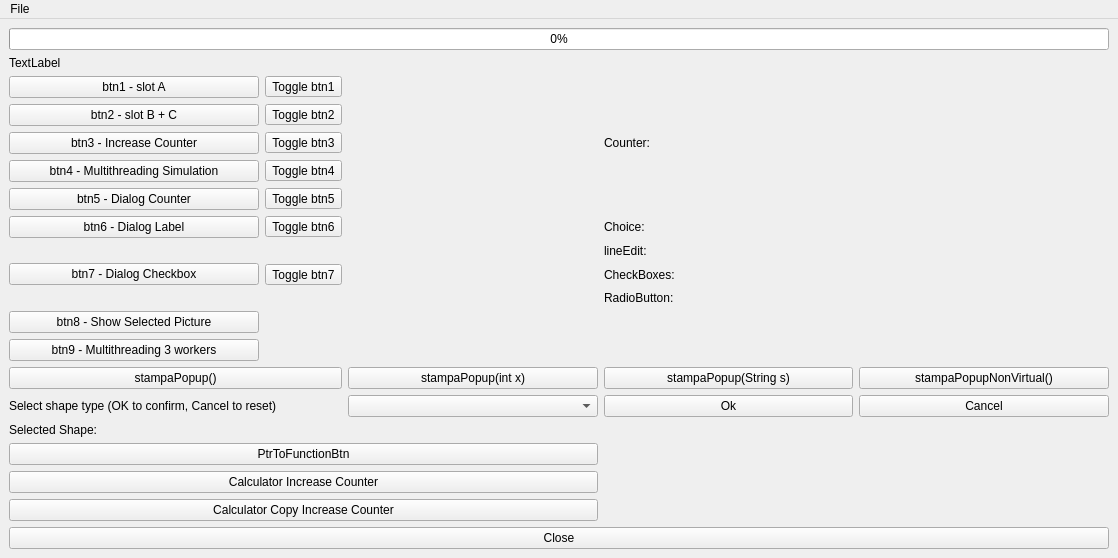
This is MainWindow.ui in saccocristian/qt_project1 as Qt 5 draws it before an edit. The edited form follows.
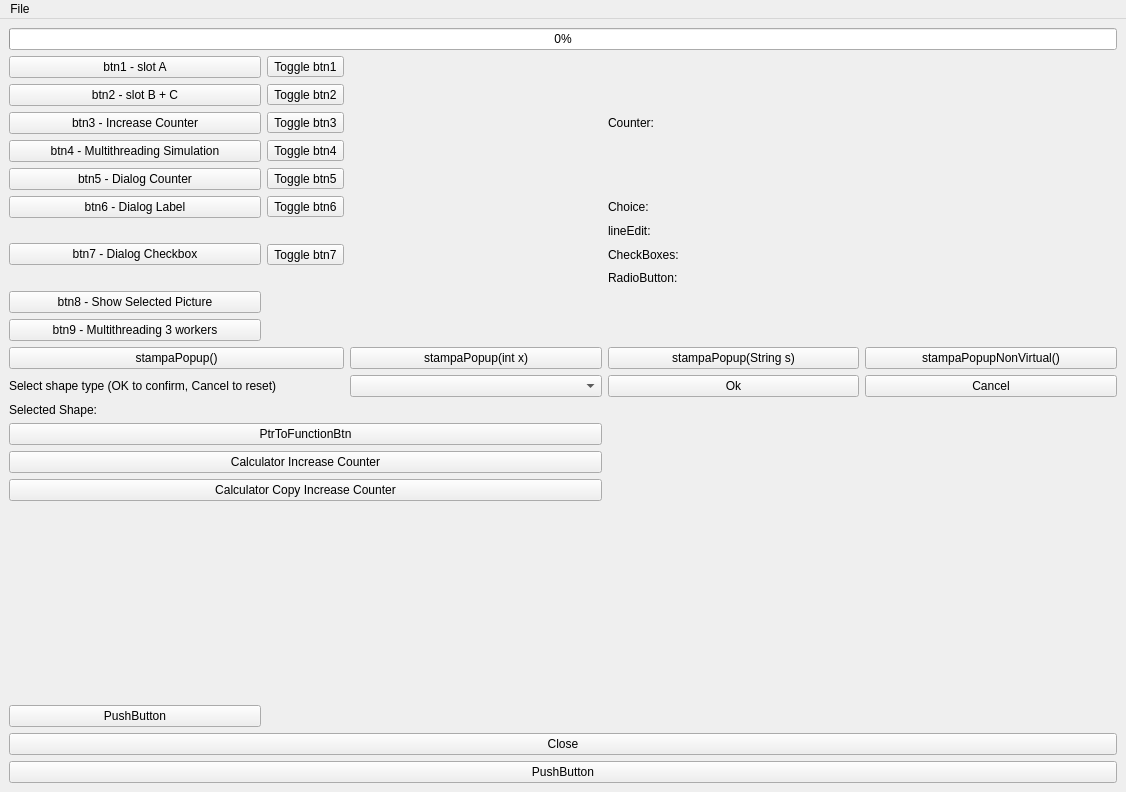
This is the edited form.

```diff
--- a/MainWindow.ui
+++ b/MainWindow.ui
@@ -9,8 +9,8 @@
    <rect>
     <x>0</x>
     <y>0</y>
-    <width>1118</width>
-    <height>552</height>
+    <width>1126</width>
+    <height>792</height>
    </rect>
   </property>
   <property name="windowTitle">
@@ -21,161 +21,51 @@
   </property>
   <widget class="QWidget" name="centralwidget">
    <layout class="QVBoxLayout" name="verticalLayout">
-    <item>
-     <widget class="QProgressBar" name="m_progressBar">
-      <property name="value">
-       <number>0</number>
-      </property>
-     </widget>
-    </item>
-    <item>
-     <widget class="QLabel" name="pictureLabelMainWindow">
-      <property name="text">
-       <string>TextLabel</string>
-      </property>
-     </widget>
-    </item>
     <item>
      <layout class="QGridLayout" name="gridLayout_2">
-      <item row="0" column="2">
-       <widget class="QToolButton" name="toolButton">
+      <item row="1" column="1">
+       <widget class="QPushButton" name="btn1">
         <property name="text">
-         <string>Toggle btn1</string>
+         <string>btn1 - slot A</string>
         </property>
-        <property name="checkable">
-         <bool>true</bool>
-        </property>
        </widget>
       </item>
-      <item row="6" column="1" rowspan="3">
-       <widget class="QPushButton" name="btn7">
+      <item row="9" column="4">
+       <widget class="QLabel" name="radiobuttonLabel">
         <property name="text">
-         <string>btn7 - Dialog Checkbox</string>
-        </property>
-       </widget>
-      </item>
-      <item row="2" column="5">
-       <widget class="QLabel" name="counterValueLabel">
-        <property name="text">
-         <string/>
-        </property>
-       </widget>
-      </item>
-      <item row="15" column="2" colspan="2">
-       <widget class="QLabel" name="selectedShapeLabel">
-        <property name="text">
-         <string/>
+         <string>RadioButton:</string>
         </property>
        </widget>
       </item>
       <item row="8" column="5">
-       <widget class="QLabel" name="radioButtonValueLabel">
-        <property name="text">
-         <string/>
-        </property>
-       </widget>
-      </item>
-      <item row="7" column="2">
-       <widget class="QToolButton" name="toolButton_7">
-        <property name="text">
-         <string>Toggle btn7</string>
-        </property>
-        <property name="checkable">
-         <bool>true</bool>
-        </property>
-       </widget>
-      </item>
-      <item row="3" column="1">
-       <widget class="QPushButton" name="btn4">
-        <property name="text">
-         <string>btn4 - Multithreading Simulation</string>
-        </property>
-       </widget>
-      </item>
-      <item row="9" column="1">
-       <widget class="QPushButton" name="btn8">
-        <property name="text">
-         <string>btn8 - Show Selected Picture</string>
-        </property>
-       </widget>
-      </item>
-      <item row="7" column="4">
-       <widget class="QLabel" name="checkboxesLabel">
-        <property name="text">
-         <string>CheckBoxes:</string>
-        </property>
-       </widget>
-      </item>
-      <item row="7" column="5">
        <widget class="QLabel" name="checkboxesValueLabel">
         <property name="text">
          <string/>
         </property>
        </widget>
       </item>
-      <item row="2" column="4">
-       <widget class="QLabel" name="counterLabel">
+      <item row="3" column="5">
+       <widget class="QLabel" name="counterValueLabel">
         <property name="text">
-         <string>Counter:</string>
+         <string/>
         </property>
        </widget>
       </item>
-      <item row="1" column="1">
-       <widget class="QPushButton" name="btn2">
+      <item row="13" column="4">
+       <widget class="QPushButton" name="shapeOkBtn">
         <property name="text">
-         <string>btn2 - slot B + C</string>
+         <string>Ok</string>
         </property>
        </widget>
       </item>
-      <item row="14" column="5">
-       <widget class="QPushButton" name="shapeCancelBtn">
+      <item row="7" column="5">
+       <widget class="QLabel" name="lineEditValueLabel">
         <property name="text">
-         <string>Cancel</string>
+         <string/>
         </property>
        </widget>
       </item>
-      <item row="12" column="1" colspan="2">
-       <widget class="QPushButton" name="btn10">
-        <property name="text">
-         <string>stampaPopup()</string>
-        </property>
-       </widget>
-      </item>
-      <item row="17" column="1" colspan="3">
-       <widget class="QPushButton" name="calcValueBtn">
-        <property name="text">
-         <string>Calculator Increase Counter</string>
-        </property>
-       </widget>
-      </item>
-      <item row="11" column="1">
-       <spacer name="verticalSpacer">
-        <property name="orientation">
-         <enum>Qt::Vertical</enum>
-        </property>
-        <property name="sizeHint" stdset="0">
-         <size>
-          <width>20</width>
-          <height>40</height>
-         </size>
-        </property>
-       </spacer>
-      </item>
-      <item row="2" column="1">
-       <widget class="QPushButton" name="btn3">
-        <property name="text">
-         <string>btn3 - Increase Counter</string>
-        </property>
-       </widget>
-      </item>
-      <item row="5" column="1">
-       <widget class="QPushButton" name="btn6">
-        <property name="text">
-         <string>btn6 - Dialog Label</string>
-        </property>
-       </widget>
-      </item>
-      <item row="4" column="2">
+      <item row="5" column="2">
        <widget class="QToolButton" name="toolButton_5">
         <property name="text">
          <string>Toggle btn5</string>
@@ -185,65 +75,24 @@
         </property>
        </widget>
       </item>
-      <item row="16" column="1" colspan="3">
-       <widget class="QPushButton" name="ptrFunctionBtn">
+      <item row="17" column="1" colspan="3">
+       <widget class="QPushButton" name="calcCopyValueBtn">
         <property name="text">
-         <string>PtrToFunctionBtn</string>
-        </property>
-       </widget>
-      </item>
-      <item row="12" column="5">
-       <widget class="QPushButton" name="btn13">
-        <property name="text">
-         <string>stampaPopupNonVirtual()</string>
-        </property>
-       </widget>
-      </item>
-      <item row="14" column="1" colspan="2">
-       <widget class="QLabel" name="label">
-        <property name="text">
-         <string>Select shape type (OK to confirm, Cancel to reset)</string>
-        </property>
-       </widget>
-      </item>
-      <item row="2" column="2">
-       <widget class="QToolButton" name="toolButton_3">
-        <property name="text">
-         <string>Toggle btn3</string>
-        </property>
-        <property name="checkable">
-         <bool>true</bool>
-        </property>
-       </widget>
-      </item>
-      <item row="13" column="1">
-       <spacer name="verticalSpacer_4">
-        <property name="orientation">
-         <enum>Qt::Vertical</enum>
-        </property>
-        <property name="sizeHint" stdset="0">
-         <size>
-          <width>20</width>
-          <height>40</height>
-         </size>
-        </property>
-       </spacer>
-      </item>
-      <item row="5" column="5">
-       <widget class="QLabel" name="labelString">
-        <property name="text">
-         <string/>
-        </property>
-       </widget>
-      </item>
-      <item row="5" column="4">
-       <widget class="QLabel" name="choiceLabel">
-        <property name="text">
-         <string>Choice:</string>
+         <string>Calculator Copy Increase Counter</string>
         </property>
        </widget>
       </item>
       <item row="1" column="2">
+       <widget class="QToolButton" name="toolButton">
+        <property name="text">
+         <string>Toggle btn1</string>
+        </property>
+        <property name="checkable">
+         <bool>true</bool>
+        </property>
+       </widget>
+      </item>
+      <item row="2" column="2">
        <widget class="QToolButton" name="toolButton_2">
         <property name="text">
          <string>Toggle btn2</string>
@@ -253,35 +102,28 @@
         </property>
        </widget>
       </item>
-      <item row="10" column="1">
+      <item row="2" column="1">
+       <widget class="QPushButton" name="btn2">
+        <property name="text">
+         <string>btn2 - slot B + C</string>
+        </property>
+       </widget>
+      </item>
+      <item row="11" column="1">
        <widget class="QPushButton" name="btn9">
         <property name="text">
          <string>btn9 - Multithreading 3 workers</string>
         </property>
        </widget>
       </item>
-      <item row="8" column="4">
-       <widget class="QLabel" name="radiobuttonLabel">
+      <item row="10" column="1">
+       <widget class="QPushButton" name="btn8">
         <property name="text">
-         <string>RadioButton:</string>
+         <string>btn8 - Show Selected Picture</string>
         </property>
        </widget>
       </item>
-      <item row="4" column="1">
-       <widget class="QPushButton" name="btn5">
-        <property name="text">
-         <string>btn5 - Dialog Counter</string>
-        </property>
-       </widget>
-      </item>
-      <item row="6" column="4">
-       <widget class="QLabel" name="lineEditLabel">
-        <property name="text">
-         <string>lineEdit:</string>
-        </property>
-       </widget>
-      </item>
-      <item row="5" column="2">
+      <item row="6" column="2">
        <widget class="QToolButton" name="toolButton_6">
         <property name="text">
          <string>Toggle btn6</string>
@@ -291,7 +133,14 @@
         </property>
        </widget>
       </item>
-      <item row="14" column="3">
+      <item row="7" column="4">
+       <widget class="QLabel" name="lineEditLabel">
+        <property name="text">
+         <string>lineEdit:</string>
+        </property>
+       </widget>
+      </item>
+      <item row="13" column="3">
        <widget class="QComboBox" name="shapeComboBox">
         <property name="placeholderText">
          <string>-- Select An Option --</string>
@@ -308,52 +157,21 @@
         </item>
        </widget>
       </item>
-      <item row="12" column="3">
-       <widget class="QPushButton" name="btn11">
+      <item row="6" column="4">
+       <widget class="QLabel" name="choiceLabel">
         <property name="text">
-         <string>stampaPopup(int x)</string>
+         <string>Choice:</string>
         </property>
        </widget>
       </item>
-      <item row="0" column="1">
-       <widget class="QPushButton" name="btn1">
+      <item row="12" column="1" colspan="2">
+       <widget class="QPushButton" name="btn10">
         <property name="text">
-         <string>btn1 - slot A</string>
+         <string>stampaPopup()</string>
         </property>
        </widget>
       </item>
-      <item row="3" column="2">
-       <widget class="QToolButton" name="toolButton_4">
-        <property name="text">
-         <string>Toggle btn4</string>
-        </property>
-        <property name="checkable">
-         <bool>true</bool>
-        </property>
-       </widget>
-      </item>
-      <item row="6" column="5">
-       <widget class="QLabel" name="lineEditValueLabel">
-        <property name="text">
-         <string/>
-        </property>
-       </widget>
-      </item>
-      <item row="12" column="4">
-       <widget class="QPushButton" name="btn12">
-        <property name="text">
-         <string>stampaPopup(String s)</string>
-        </property>
-       </widget>
-      </item>
-      <item row="14" column="4">
-       <widget class="QPushButton" name="shapeOkBtn">
-        <property name="text">
-         <string>Ok</string>
-        </property>
-       </widget>
-      </item>
-      <item row="4" column="3">
+      <item row="5" column="3">
        <layout class="QHBoxLayout" name="horizontalLayout">
         <property name="spacing">
          <number>3</number>
@@ -363,17 +181,186 @@
         </property>
        </layout>
       </item>
-      <item row="15" column="1">
+      <item row="6" column="5">
+       <widget class="QLabel" name="labelString">
+        <property name="text">
+         <string/>
+        </property>
+       </widget>
+      </item>
+      <item row="14" column="1">
        <widget class="QLabel" name="label_2">
         <property name="text">
          <string>Selected Shape:</string>
         </property>
        </widget>
       </item>
-      <item row="18" column="1" colspan="3">
-       <widget class="QPushButton" name="calcCopyValueBtn">
+      <item row="16" column="1" colspan="3">
+       <widget class="QPushButton" name="calcValueBtn">
         <property name="text">
-         <string>Calculator Copy Increase Counter</string>
+         <string>Calculator Increase Counter</string>
+        </property>
+       </widget>
+      </item>
+      <item row="5" column="1">
+       <widget class="QPushButton" name="btn5">
+        <property name="text">
+         <string>btn5 - Dialog Counter</string>
+        </property>
+       </widget>
+      </item>
+      <item row="13" column="1" colspan="2">
+       <widget class="QLabel" name="label">
+        <property name="text">
+         <string>Select shape type (OK to confirm, Cancel to reset)</string>
+        </property>
+       </widget>
+      </item>
+      <item row="3" column="4">
+       <widget class="QLabel" name="counterLabel">
+        <property name="text">
+         <string>Counter:</string>
+        </property>
+       </widget>
+      </item>
+      <item row="12" column="5">
+       <widget class="QPushButton" name="btn13">
+        <property name="text">
+         <string>stampaPopupNonVirtual()</string>
+        </property>
+       </widget>
+      </item>
+      <item row="9" column="5">
+       <widget class="QLabel" name="radioButtonValueLabel">
+        <property name="text">
+         <string/>
+        </property>
+       </widget>
+      </item>
+      <item row="12" column="3">
+       <widget class="QPushButton" name="btn11">
+        <property name="text">
+         <string>stampaPopup(int x)</string>
+        </property>
+       </widget>
+      </item>
+      <item row="14" column="2" colspan="2">
+       <widget class="QLabel" name="selectedShapeLabel">
+        <property name="text">
+         <string/>
+        </property>
+       </widget>
+      </item>
+      <item row="4" column="2">
+       <widget class="QToolButton" name="toolButton_4">
+        <property name="text">
+         <string>Toggle btn4</string>
+        </property>
+        <property name="checkable">
+         <bool>true</bool>
+        </property>
+       </widget>
+      </item>
+      <item row="18" column="1">
+       <spacer name="verticalSpacer">
+        <property name="orientation">
+         <enum>Qt::Vertical</enum>
+        </property>
+        <property name="sizeHint" stdset="0">
+         <size>
+          <width>20</width>
+          <height>40</height>
+         </size>
+        </property>
+       </spacer>
+      </item>
+      <item row="3" column="1">
+       <widget class="QPushButton" name="btn3">
+        <property name="text">
+         <string>btn3 - Increase Counter</string>
+        </property>
+       </widget>
+      </item>
+      <item row="12" column="4">
+       <widget class="QPushButton" name="btn12">
+        <property name="text">
+         <string>stampaPopup(String s)</string>
+        </property>
+       </widget>
+      </item>
+      <item row="4" column="1">
+       <widget class="QPushButton" name="btn4">
+        <property name="text">
+         <string>btn4 - Multithreading Simulation</string>
+        </property>
+       </widget>
+      </item>
+      <item row="7" column="1" rowspan="3">
+       <widget class="QPushButton" name="btn7">
+        <property name="text">
+         <string>btn7 - Dialog Checkbox</string>
+        </property>
+       </widget>
+      </item>
+      <item row="8" column="4">
+       <widget class="QLabel" name="checkboxesLabel">
+        <property name="text">
+         <string>CheckBoxes:</string>
+        </property>
+       </widget>
+      </item>
+      <item row="8" column="2">
+       <widget class="QToolButton" name="toolButton_7">
+        <property name="text">
+         <string>Toggle btn7</string>
+        </property>
+        <property name="checkable">
+         <bool>true</bool>
+        </property>
+       </widget>
+      </item>
+      <item row="15" column="1" colspan="3">
+       <widget class="QPushButton" name="ptrFunctionBtn">
+        <property name="text">
+         <string>PtrToFunctionBtn</string>
+        </property>
+       </widget>
+      </item>
+      <item row="3" column="2">
+       <widget class="QToolButton" name="toolButton_3">
+        <property name="text">
+         <string>Toggle btn3</string>
+        </property>
+        <property name="checkable">
+         <bool>true</bool>
+        </property>
+       </widget>
+      </item>
+      <item row="6" column="1">
+       <widget class="QPushButton" name="btn6">
+        <property name="text">
+         <string>btn6 - Dialog Label</string>
+        </property>
+       </widget>
+      </item>
+      <item row="0" column="1" colspan="5">
+       <widget class="QProgressBar" name="m_progressBar">
+        <property name="value">
+         <number>0</number>
+        </property>
+       </widget>
+      </item>
+      <item row="13" column="5">
+       <widget class="QPushButton" name="shapeCancelBtn">
+        <property name="text">
+         <string>Cancel</string>
+        </property>
+       </widget>
+      </item>
+      <item row="19" column="1">
+       <widget class="QPushButton" name="pushButton_2">
+        <property name="text">
+         <string>PushButton</string>
         </property>
        </widget>
       </item>
@@ -386,6 +373,13 @@
       </property>
      </widget>
     </item>
+    <item>
+     <widget class="QPushButton" name="pushButton">
+      <property name="text">
+       <string>PushButton</string>
+      </property>
+     </widget>
+    </item>
    </layout>
   </widget>
   <widget class="QMenuBar" name="menubar">
@@ -393,7 +387,7 @@
     <rect>
      <x>0</x>
      <y>0</y>
-     <width>1118</width>
+     <width>1126</width>
      <height>21</height>
     </rect>
    </property>
```
